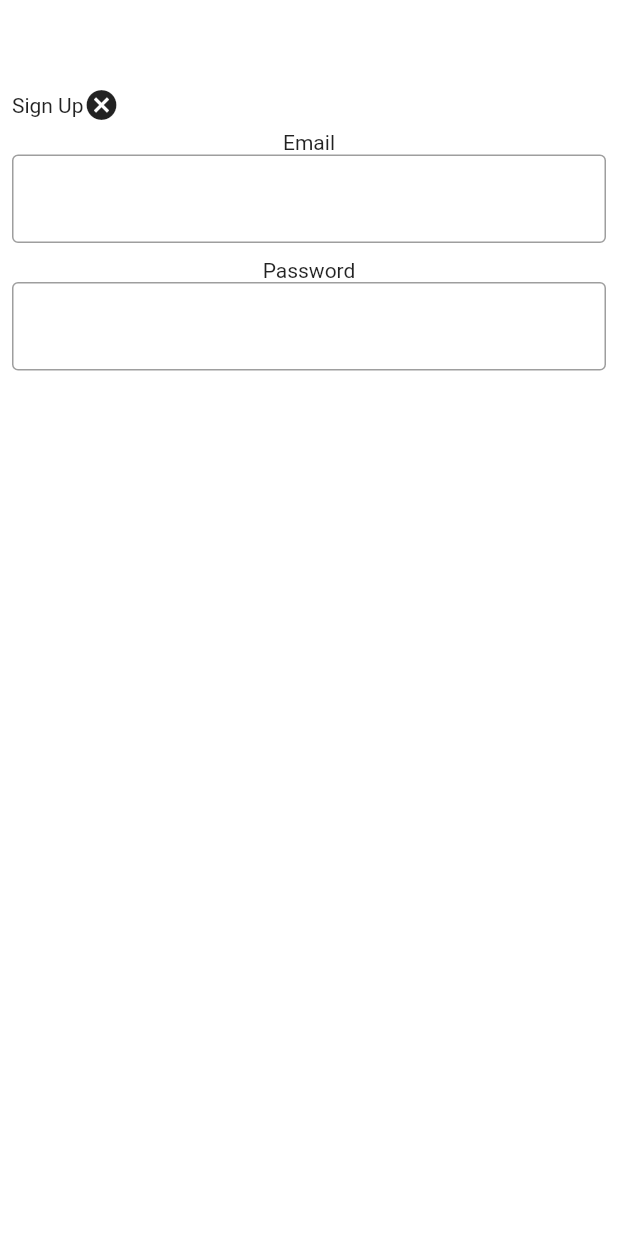
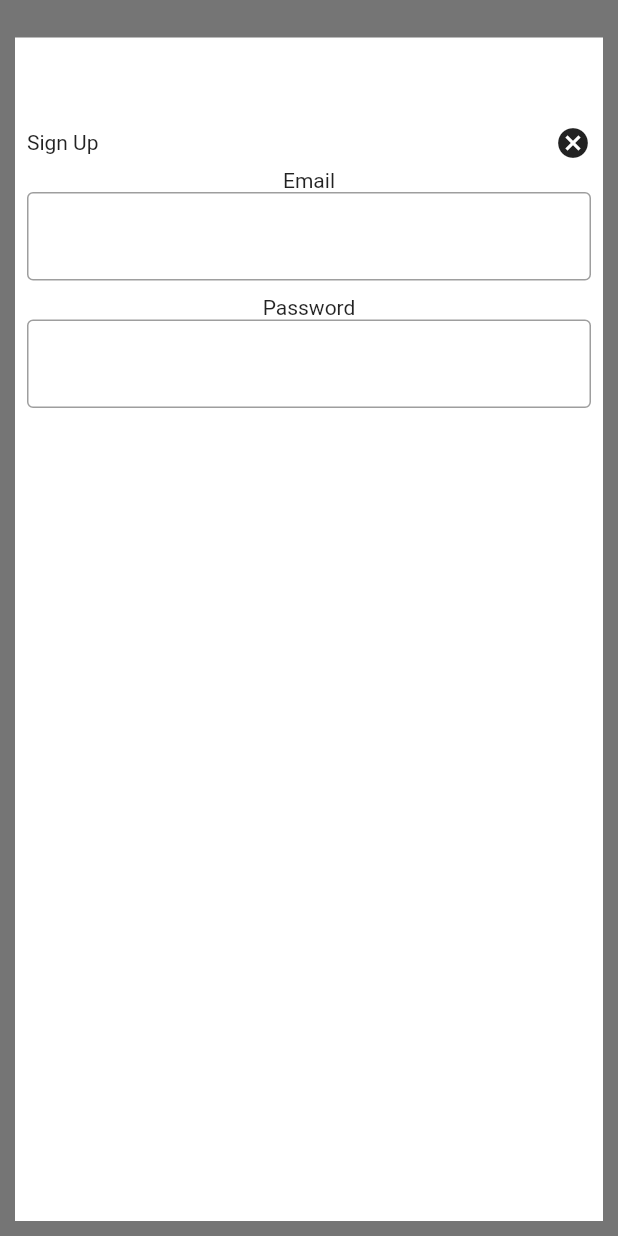
Before and after one commit to Dapo-dan/insight_timer_ui, a Flutter app: the SignUpScreen screen opened directly, on a phone screen of 412 x 824 dp. Run offline on Flutter 3.47's test engine with Material 2 defaults, Android fonts, the phone set to English and light mode, and no system bars.

Commit message:
Signup screen

```diff
--- a/lib/Screens/signUpScreen.dart
+++ b/lib/Screens/signUpScreen.dart
@@ -9,14 +9,22 @@ class SignUpScreen extends StatelessWidget {
       backgroundColor: Colors.grey[600],
       body: Container(
         padding: const EdgeInsets.only(top: 50),
+        margin: const EdgeInsets.fromLTRB(10, 25, 10, 10),
         color: Colors.white,
+        decoration: BoxDecoration(
+          borderRadius: BorderRadius.circular(8),
+        ),
         child: ListView(
           padding: const EdgeInsets.all(8),
           children: [
             Column(
               children: [
                 Row(
-                  children: const [Text('Sign Up'), Icon(Icons.cancel)],
+                  children: const [
+                    Text('Sign Up'),
+                    Spacer(),
+                    Icon(Icons.cancel)
+                  ],
                 ),
                 const SizedBox(
                   height: 5,
```
